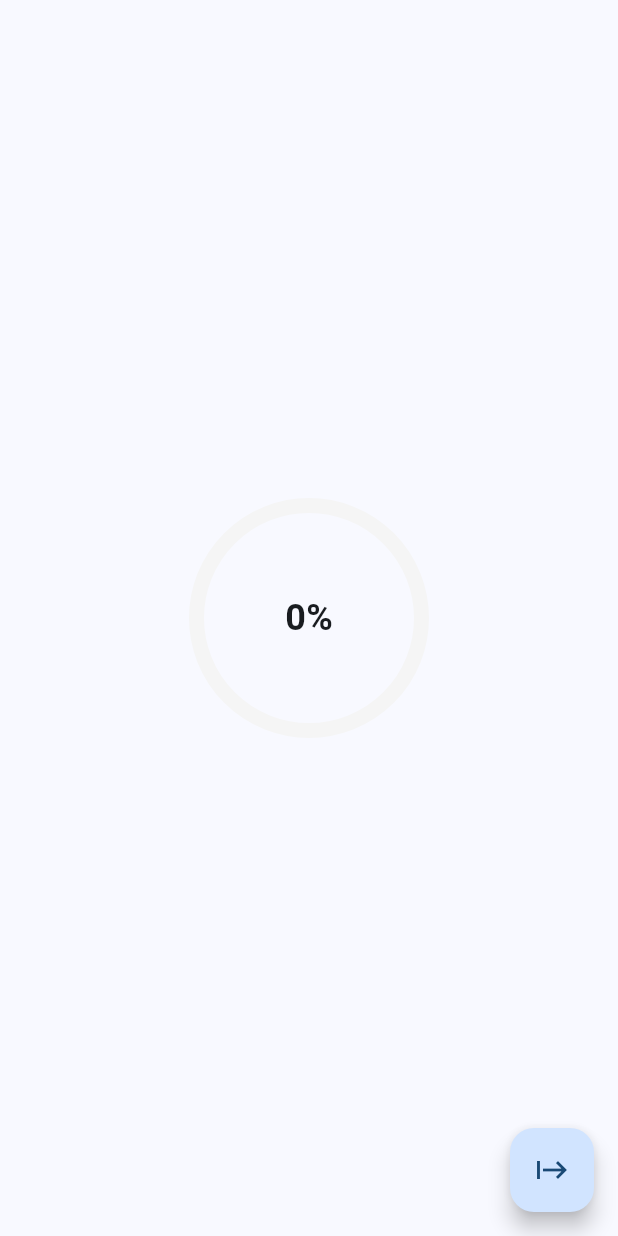
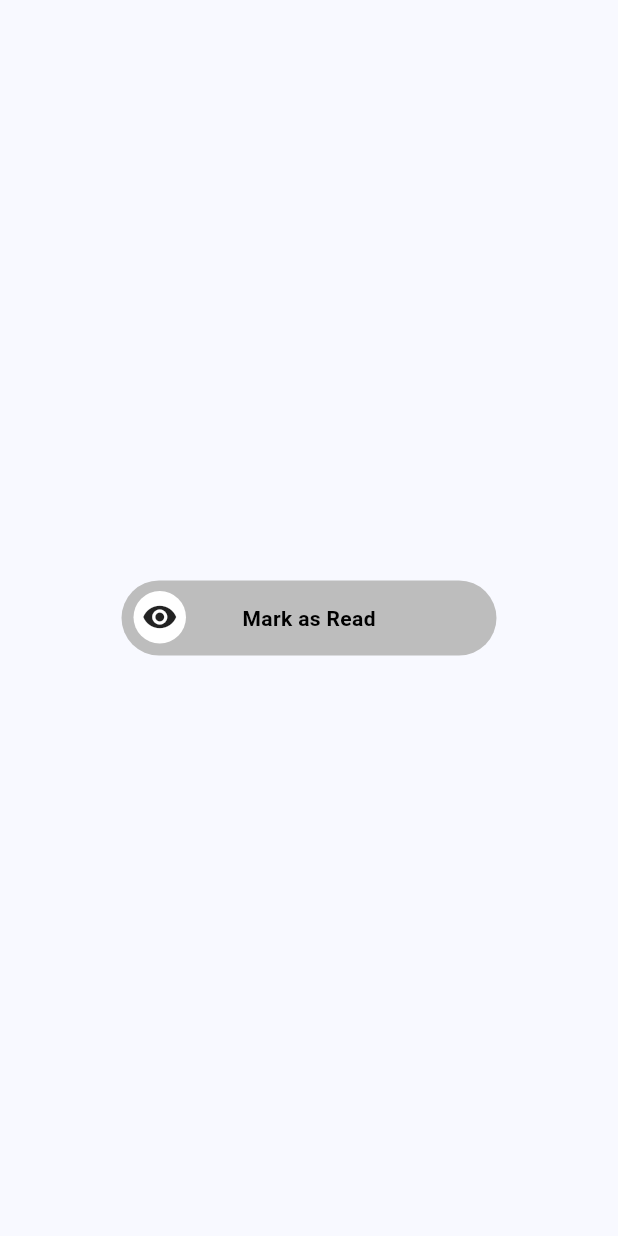
Before and after one commit to kainat-Batool/animation-flutter, a Flutter app: the screen it shows after launch, on a phone screen of 412 x 824 dp. Run offline on Flutter 3.47's test engine with Material 3 defaults, Android fonts, the phone set to English and light mode, and no system bars.

Commit message:
Toogle Button Animation

```diff
--- a/lib/main.dart
+++ b/lib/main.dart
@@ -2,6 +2,7 @@ import 'package:animation_flutter/animated_color_palette.dart';
 import 'package:animation_flutter/animated_shopping_cart_button.dart';
 import 'package:animation_flutter/list_animation.dart';
 import 'package:animation_flutter/loading_animation.dart';
+import 'package:animation_flutter/toogle_button.dart';
 import 'package:flutter/material.dart';
 
 import 'anmated_tween_animated_builder.dart';
@@ -37,7 +38,7 @@ class MyApp extends StatelessWidget {
         colorScheme: ColorScheme.fromSeed(seedColor: Colors.blue),
         useMaterial3: true,
       ),
-      home: RadialAnimaion(color: Colors.blue, progress: 0.65),
+      home: ToogleButtonWidget(),
     );
   }
 }
--- /dev/null
+++ b/lib/toogle_button.dart
@@ -0,0 +1,66 @@
+// ignore_for_file: prefer_const_constructors
+
+import 'package:flutter/material.dart';
+
+class ToogleButtonWidget extends StatefulWidget {
+  const ToogleButtonWidget({super.key});
+
+  @override
+  State<ToogleButtonWidget> createState() => _ToogleButtonWidgetState();
+}
+
+class _ToogleButtonWidgetState extends State<ToogleButtonWidget> {
+  bool isAnimated = false;
+  final width = 250.0;
+
+  @override
+  Widget build(BuildContext context) {
+    return Scaffold(
+      body: Center(
+        child: GestureDetector(
+          onTap: () {
+            setState(() {
+              isAnimated = !isAnimated;
+            });
+          },
+          child: Stack(
+            children: [
+              AnimatedContainer(
+                decoration: BoxDecoration(
+                  color: isAnimated ? Colors.blue : Colors.grey.shade400,
+                  borderRadius: BorderRadius.all(Radius.circular(50)),
+                ),
+                duration: Duration(milliseconds: 700),
+                height: 50.0,
+                width: width,
+                child: Center(
+                  child: Text(
+                    isAnimated ? 'Marked as Read' : 'Mark as Read',
+                    style: TextStyle(
+                        color: isAnimated ? Colors.white : Colors.black,
+                        fontWeight: FontWeight.bold),
+                  ),
+                ),
+              ),
+              AnimatedPositioned(
+                left: isAnimated ? 208 : 8,
+                top: 7,
+                duration: Duration(milliseconds: 700),
+                child: Center(
+                  child: Container(
+                    decoration: BoxDecoration(
+                        color: Colors.white,
+                        borderRadius: BorderRadius.all(Radius.circular(30))),
+                    width: 35,
+                    height: 35,
+                    child: Icon(isAnimated ? Icons.check : Icons.visibility),
+                  ),
+                ),
+              )
+            ],
+          ),
+        ),
+      ),
+    );
+  }
+}
```
